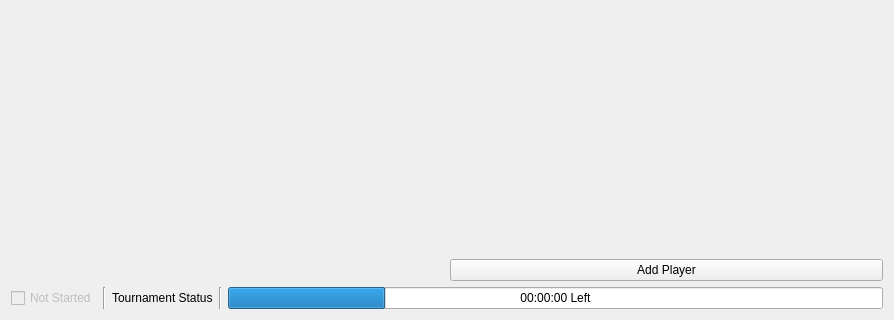
Above: src/ui/tournamenttab.ui from SquireTournamentServices/SquireDesktop before the change; both pictures show x 0 to 894 and y 338 to 658 of the 894 by 658 pixel window. Below: the same form after it.
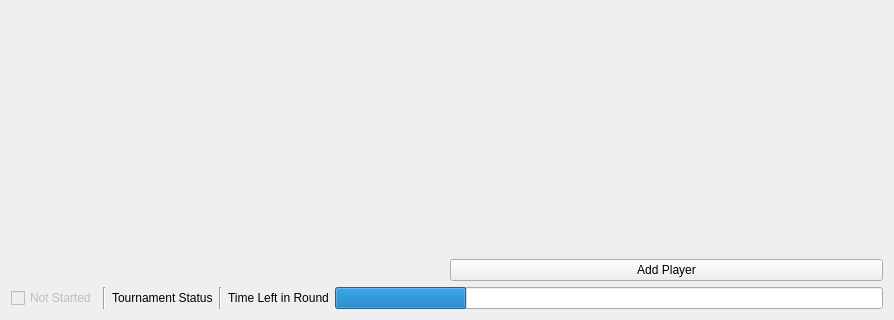
That is the form after the change. Icons and pictures are not drawn.

Commit message: feat: added round table

The edit to the form file:
```diff
--- a/src/ui/tournamenttab.ui
+++ b/src/ui/tournamenttab.ui
@@ -101,7 +101,7 @@
     </layout>
    </item>
    <item>
-    <layout class="QHBoxLayout" name="statusBar" stretch="0,0,0,0,0">
+    <layout class="QHBoxLayout" name="statusBar" stretch="0,0,0,0,0,0">
      <item>
       <widget class="QCheckBox" name="startedIndicator">
        <property name="enabled">
@@ -133,13 +133,20 @@
        </property>
       </widget>
      </item>
+     <item>
+      <widget class="QLabel" name="roundTimerLabel">
+       <property name="text">
+        <string>Time Left in Round</string>
+       </property>
+      </widget>
+     </item>
      <item>
       <widget class="QProgressBar" name="progressBar">
        <property name="value">
         <number>24</number>
        </property>
        <property name="format">
-        <string notr="true">00:00:00 Left</string>
+        <string notr="true"/>
        </property>
       </widget>
      </item>
```
The commit also changes 8 other files.
